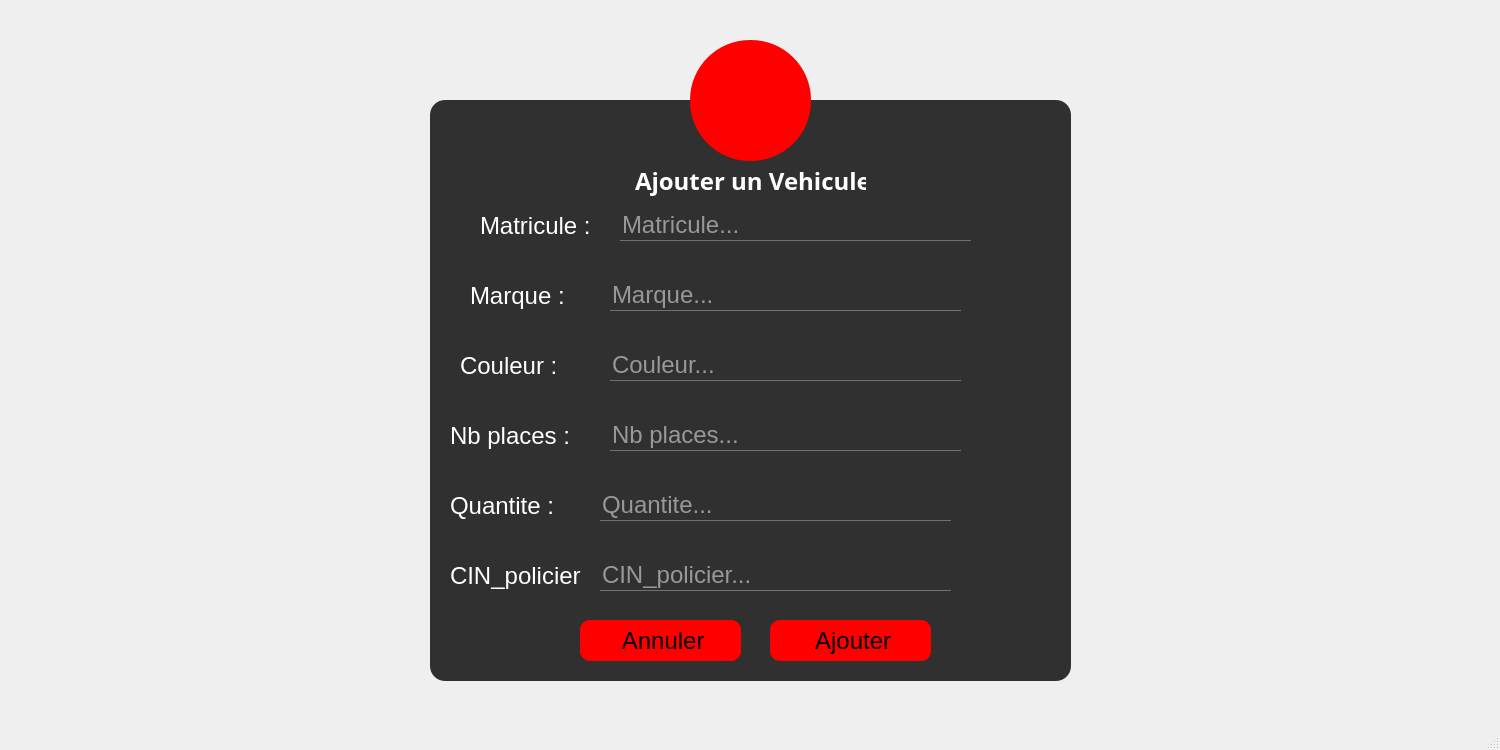
Qt form policestation.ui (nefissaKhiari/Smart_Plolice_Station) before a commit.
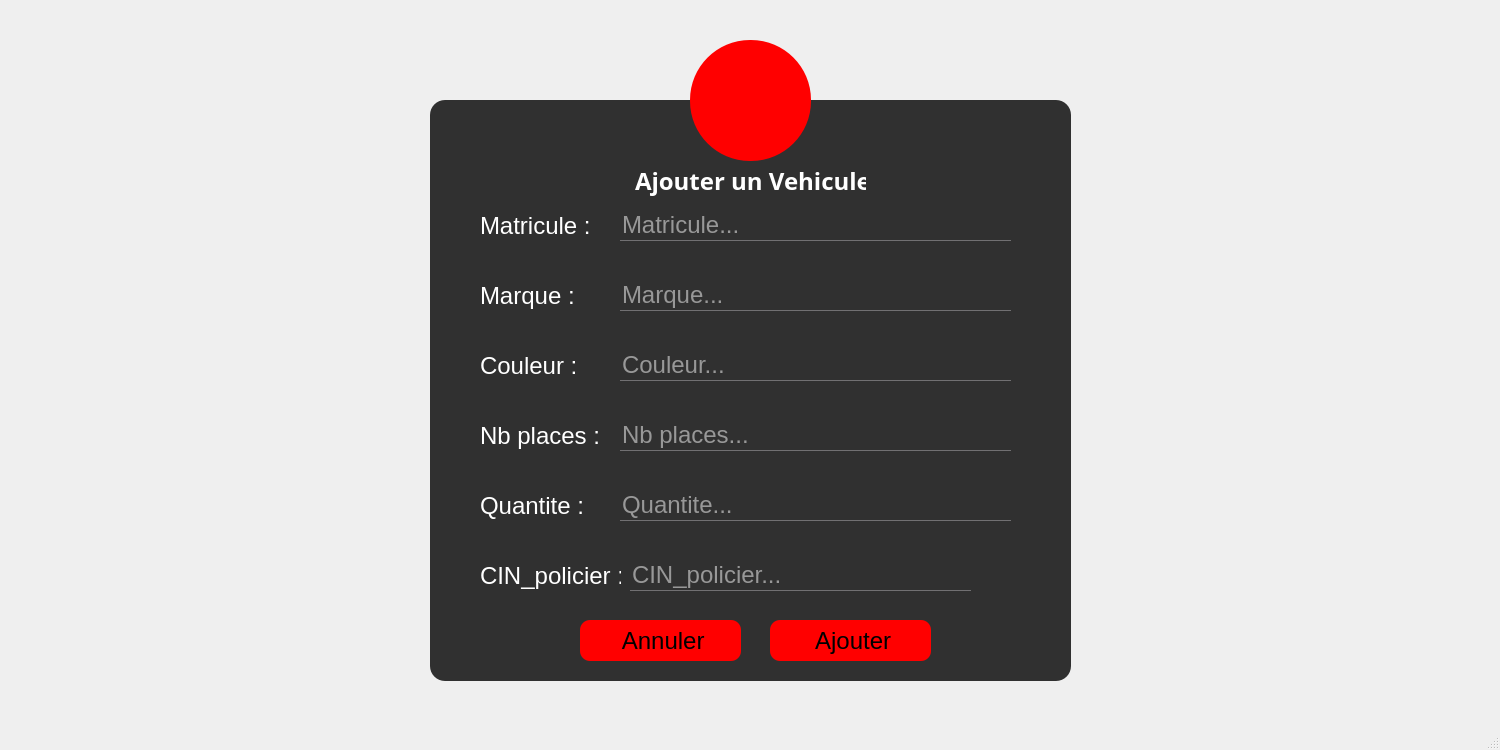
The same form after that commit. The open tabs and pages were chosen to show the change. Icons and pictures are not drawn.

Patch:
```diff
--- a/policestation.ui
+++ b/policestation.ui
@@ -7523,7 +7523,7 @@
       <widget class="QLabel" name="L_AMarqueVehicule_2">
        <property name="geometry">
         <rect>
-         <x>40</x>
+         <x>50</x>
          <y>180</y>
          <width>121</width>
          <height>31</height>
@@ -7539,7 +7539,7 @@
       <widget class="QLabel" name="L_ACouleurVehicule_2">
        <property name="geometry">
         <rect>
-         <x>30</x>
+         <x>50</x>
          <y>250</y>
          <width>121</width>
          <height>31</height>
@@ -7555,7 +7555,7 @@
       <widget class="QLabel" name="L_ANbplacesVehicule_2">
        <property name="geometry">
         <rect>
-         <x>20</x>
+         <x>50</x>
          <y>320</y>
          <width>141</width>
          <height>31</height>
@@ -7571,7 +7571,7 @@
       <widget class="QLabel" name="L_AQuantiteVehicule_2">
        <property name="geometry">
         <rect>
-         <x>20</x>
+         <x>50</x>
          <y>390</y>
          <width>141</width>
          <height>31</height>
@@ -7589,7 +7589,7 @@
         <rect>
          <x>190</x>
          <y>110</y>
-         <width>351</width>
+         <width>391</width>
          <height>31</height>
         </rect>
        </property>
@@ -7603,9 +7603,9 @@
       <widget class="QLineEdit" name="LE_AMarqueVehicule_2">
        <property name="geometry">
         <rect>
-         <x>180</x>
+         <x>190</x>
          <y>180</y>
-         <width>351</width>
+         <width>391</width>
          <height>31</height>
         </rect>
        </property>
@@ -7616,9 +7616,9 @@
       <widget class="QLineEdit" name="LE_ACouleurVehicule_2">
        <property name="geometry">
         <rect>
-         <x>180</x>
+         <x>190</x>
          <y>250</y>
-         <width>351</width>
+         <width>391</width>
          <height>31</height>
         </rect>
        </property>
@@ -7629,9 +7629,9 @@
       <widget class="QLineEdit" name="LE_ANbplacesVehicule_2">
        <property name="geometry">
         <rect>
-         <x>180</x>
+         <x>190</x>
          <y>320</y>
-         <width>351</width>
+         <width>391</width>
          <height>31</height>
         </rect>
        </property>
@@ -7642,9 +7642,9 @@
       <widget class="QLineEdit" name="LE_AQuantiteVehicule_2">
        <property name="geometry">
         <rect>
-         <x>170</x>
+         <x>190</x>
          <y>390</y>
-         <width>351</width>
+         <width>391</width>
          <height>31</height>
         </rect>
        </property>
@@ -7733,7 +7733,7 @@
       <widget class="QLabel" name="L_ACinVehicule_2">
        <property name="geometry">
         <rect>
-         <x>20</x>
+         <x>50</x>
          <y>460</y>
          <width>141</width>
          <height>31</height>
@@ -7743,15 +7743,15 @@
         <string notr="true">background: transparent;</string>
        </property>
        <property name="text">
-        <string>CIN_policier</string>
+        <string>CIN_policier :</string>
        </property>
       </widget>
       <widget class="QLineEdit" name="LE_ACinVehicule_2">
        <property name="geometry">
         <rect>
-         <x>170</x>
+         <x>200</x>
          <y>460</y>
-         <width>351</width>
+         <width>341</width>
          <height>31</height>
         </rect>
        </property>
@@ -7765,9 +7765,9 @@
       <widget class="QLabel" name="matriculealert_2">
        <property name="geometry">
         <rect>
-         <x>180</x>
-         <y>150</y>
-         <width>371</width>
+         <x>190</x>
+         <y>140</y>
+         <width>391</width>
          <height>31</height>
         </rect>
        </property>
@@ -7781,9 +7781,9 @@
       <widget class="QLabel" name="marquealert_2">
        <property name="geometry">
         <rect>
-         <x>180</x>
-         <y>220</y>
-         <width>371</width>
+         <x>190</x>
+         <y>210</y>
+         <width>391</width>
          <height>31</height>
         </rect>
        </property>
@@ -7797,9 +7797,9 @@
       <widget class="QLabel" name="couleuralert_2">
        <property name="geometry">
         <rect>
-         <x>180</x>
-         <y>290</y>
-         <width>371</width>
+         <x>190</x>
+         <y>280</y>
+         <width>391</width>
          <height>31</height>
         </rect>
        </property>
@@ -7813,9 +7813,9 @@
       <widget class="QLabel" name="quantitealerte_2">
        <property name="geometry">
         <rect>
-         <x>180</x>
-         <y>360</y>
-         <width>371</width>
+         <x>190</x>
+         <y>350</y>
+         <width>391</width>
          <height>31</height>
         </rect>
        </property>
@@ -7829,9 +7829,9 @@
       <widget class="QLabel" name="nb_placesalert_2">
        <property name="geometry">
         <rect>
-         <x>170</x>
-         <y>430</y>
-         <width>371</width>
+         <x>190</x>
+         <y>420</y>
+         <width>391</width>
          <height>31</height>
         </rect>
        </property>
```
Left out of the diff: 80 changed lines with no effect on the pictures.
